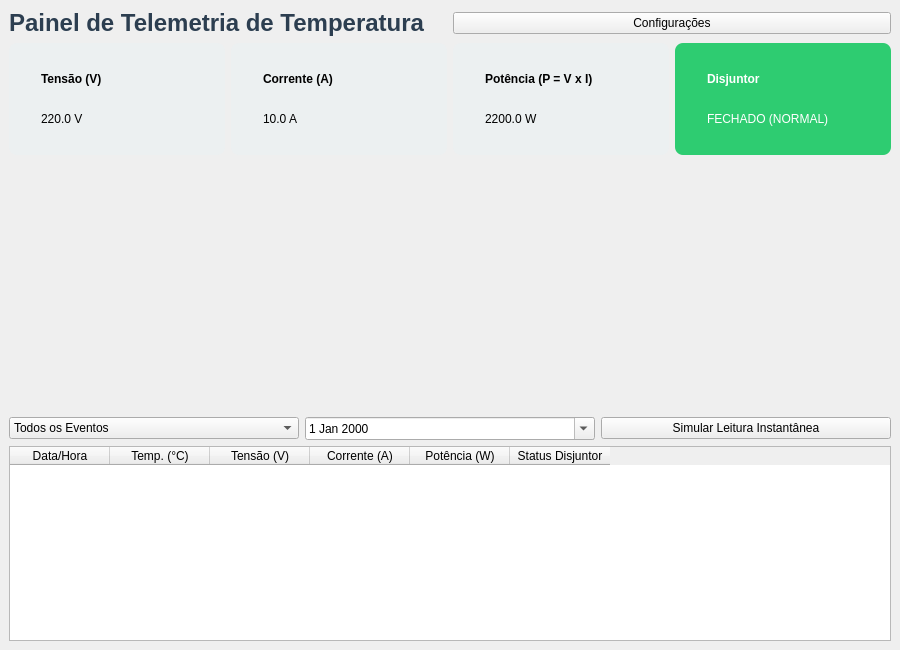
The window that ui/main_window.ui (Zyraxzz/SistemTemp) describes before a commit, drawn with Qt 5.
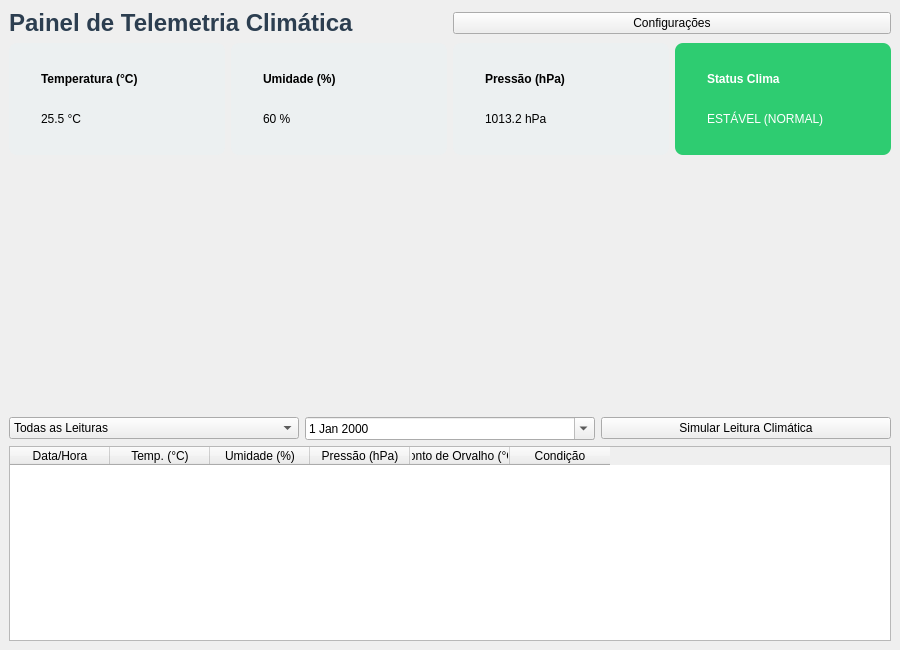
The same window after the commit. Custom widgets are drawn as their Qt base class.

Commit message: fix: interface mudada para temperatura climatica, e não de um disjuntor (que era a ideia primaria)

```diff
--- a/ui/main_window.ui
+++ b/ui/main_window.ui
@@ -18,7 +18,7 @@
          <string notr="true">font-size: 18pt; font-weight: bold; color: #2C3E50;</string>
         </property>
         <property name="text">
-         <string>Painel de Telemetria de Temperatura</string>
+         <string>Painel de Telemetria Climática</string>
         </property>
        </widget>
       </item>
@@ -39,8 +39,8 @@
          <string notr="true">background-color: #ECF0F1; border-radius: 8px; padding: 10px;</string>
         </property>
         <layout class="QVBoxLayout" name="v1">
-         <item><widget class="QLabel" name="l1"><property name="text"><string>&lt;b&gt;Tensão (V)&lt;/b&gt;</string></property></widget></item>
-         <item><widget class="QLabel" name="lblTensao"><property name="text"><string>220.0 V</string></property></widget></item>
+         <item><widget class="QLabel" name="l1"><property name="text"><string>&lt;b&gt;Temperatura (°C)&lt;/b&gt;</string></property></widget></item>
+         <item><widget class="QLabel" name="lblTemperatura"><property name="text"><string>25.5 °C</string></property></widget></item>
         </layout>
        </widget>
       </item>
@@ -50,8 +50,8 @@
          <string notr="true">background-color: #ECF0F1; border-radius: 8px; padding: 10px;</string>
         </property>
         <layout class="QVBoxLayout" name="v2">
-         <item><widget class="QLabel" name="l2"><property name="text"><string>&lt;b&gt;Corrente (A)&lt;/b&gt;</string></property></widget></item>
-         <item><widget class="QLabel" name="lblCorrente"><property name="text"><string>10.0 A</string></property></widget></item>
+         <item><widget class="QLabel" name="l2"><property name="text"><string>&lt;b&gt;Umidade (%)&lt;/b&gt;</string></property></widget></item>
+         <item><widget class="QLabel" name="lblUmidade"><property name="text"><string>60 %</string></property></widget></item>
         </layout>
        </widget>
       </item>
@@ -61,8 +61,8 @@
          <string notr="true">background-color: #ECF0F1; border-radius: 8px; padding: 10px;</string>
         </property>
         <layout class="QVBoxLayout" name="v3">
-         <item><widget class="QLabel" name="l3"><property name="text"><string>&lt;b&gt;Potência (P = V x I)&lt;/b&gt;</string></property></widget></item>
-         <item><widget class="QLabel" name="lblPotencia"><property name="text"><string>2200.0 W</string></property></widget></item>
+         <item><widget class="QLabel" name="l3"><property name="text"><string>&lt;b&gt;Pressão (hPa)&lt;/b&gt;</string></property></widget></item>
+         <item><widget class="QLabel" name="lblPressao"><property name="text"><string>1013.2 hPa</string></property></widget></item>
         </layout>
        </widget>
       </item>
@@ -72,8 +72,8 @@
          <string notr="true">background-color: #2ECC71; border-radius: 8px; padding: 10px; color: white;</string>
         </property>
         <layout class="QVBoxLayout" name="v4">
-         <item><widget class="QLabel" name="l4"><property name="text"><string>&lt;b&gt;Disjuntor&lt;/b&gt;</string></property></widget></item>
-         <item><widget class="QLabel" name="lblDisjuntor"><property name="text"><string>FECHADO (NORMAL)</string></property></widget></item>
+         <item><widget class="QLabel" name="l4"><property name="text"><string>&lt;b&gt;Status Clima&lt;/b&gt;</string></property></widget></item>
+         <item><widget class="QLabel" name="lblStatusAlerta"><property name="text"><string>ESTÁVEL (NORMAL)</string></property></widget></item>
         </layout>
        </widget>
       </item>
@@ -90,8 +90,9 @@
      <layout class="QHBoxLayout" name="filterLayout">
       <item>
        <widget class="QComboBox" name="cbFiltro">
-        <item><property name="text"><string>Todos os Eventos</string></property></item>
-        <item><property name="text"><string>Alertas de Temperatura</string></property></item>
+        <item><property name="text"><string>Todas as Leituras</string></property></item>
+        <item><property name="text"><string>Alertas de Temp. Alta (&gt;30°C)</string></property></item>
+        <item><property name="text"><string>Alertas de Temp. Baixa (&lt;15°C)</string></property></item>
        </widget>
       </item>
       <item>
@@ -101,7 +102,7 @@
       </item>
       <item>
        <widget class="QPushButton" name="btnRegistrar">
-        <property name="text"><string>Simular Leitura Instantânea</string></property>
+        <property name="text"><string>Simular Leitura Climática</string></property>
        </widget>
       </item>
      </layout>
@@ -110,10 +111,10 @@
      <widget class="QTableWidget" name="tableHistorico">
       <column><property name="text"><string>Data/Hora</string></property></column>
       <column><property name="text"><string>Temp. (°C)</string></property></column>
-      <column><property name="text"><string>Tensão (V)</string></property></column>
-      <column><property name="text"><string>Corrente (A)</string></property></column>
-      <column><property name="text"><string>Potência (W)</string></property></column>
-      <column><property name="text"><string>Status Disjuntor</string></property></column>
+      <column><property name="text"><string>Umidade (%)</string></property></column>
+      <column><property name="text"><string>Pressão (hPa)</string></property></column>
+      <column><property name="text"><string>Ponto de Orvalho (°C)</string></property></column>
+      <column><property name="text"><string>Condição</string></property></column>
      </widget>
     </item>
    </layout>
```
Left out of the diff: 10 changed lines with no effect on the pictures. The commit also changes 1 other file.
